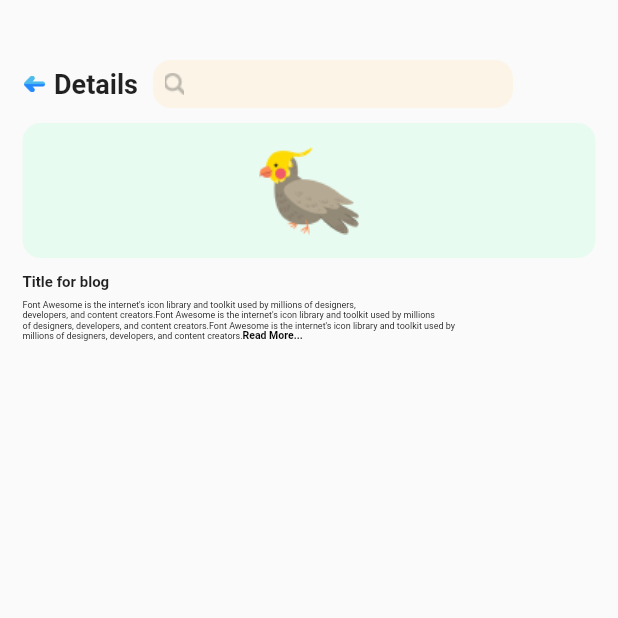
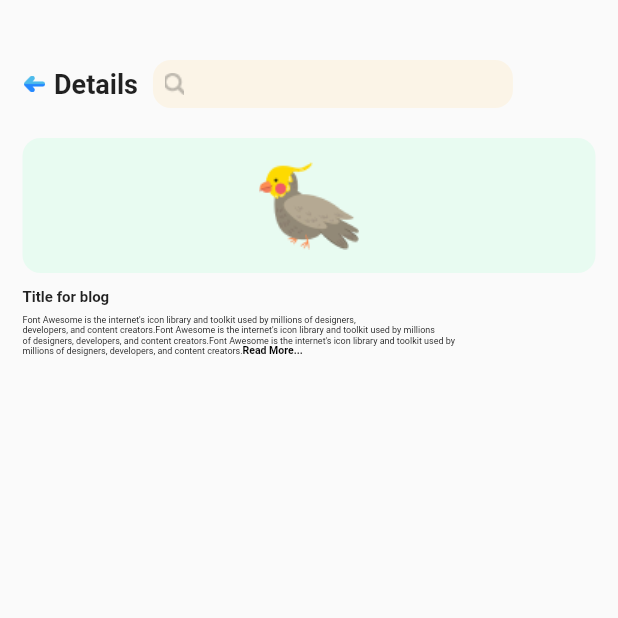
Before and after one commit to IshrakKhalil/Adopt-Box, a Flutter app: the screen it shows after launch, on a phone screen of 412 x 824 dp, the top half of it. Run offline on Flutter 3.47's test engine with Material 2 defaults, Android fonts, the phone set to English and light mode, and no system bars; our stand-ins replace flutter_svg.

Commit message:
Box Style

```diff
--- a/lib/blog_screen.dart
+++ b/lib/blog_screen.dart
@@ -54,7 +54,9 @@ class Blog_Box extends StatelessWidget {
                 ),
               ],
             ),
-            SizedBox(height: 10),
+            SizedBox(
+              height: 20,
+            ),
             Container(
               height: 90,
               width: double.maxFinite,
```
